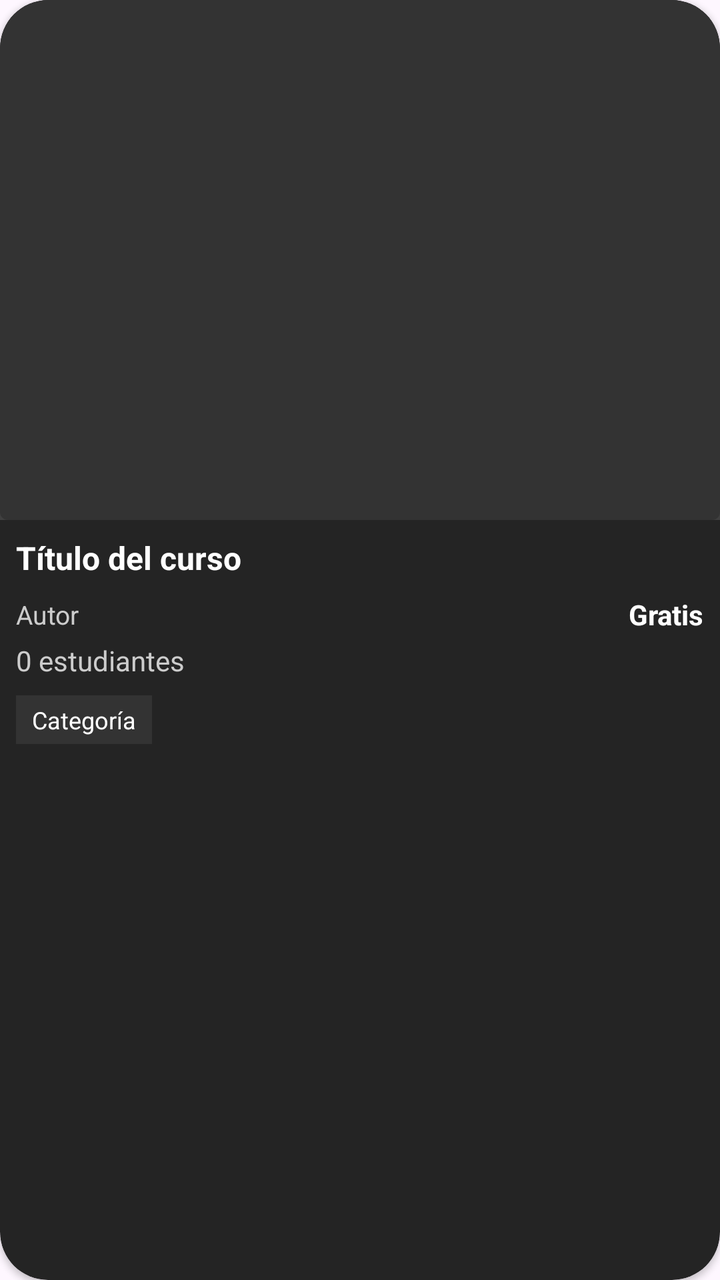
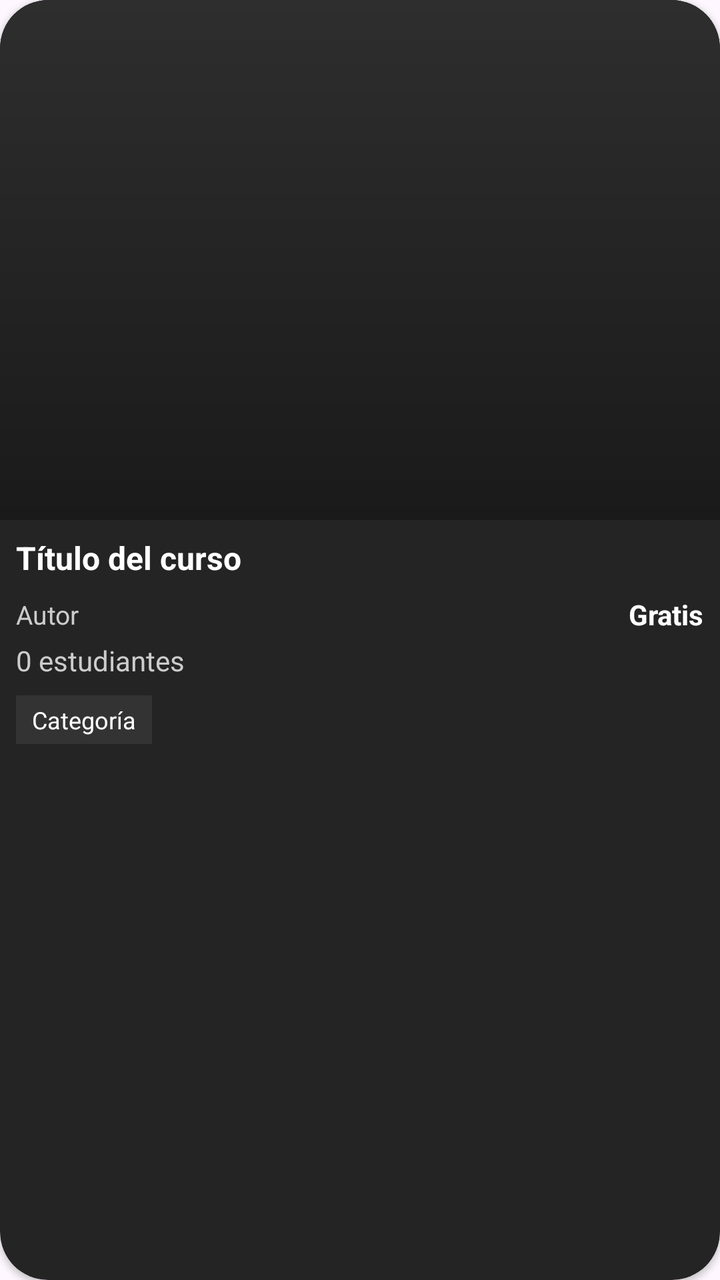

Two renders of the same Android screen: before a commit and after it. Below are the layout's source before the change and the commit's diff.
<!-- AndroidManifest.xml: application theme Theme.CourseV -->
<!-- res/layout/item_created_course.xml -->
<?xml version="1.0" encoding="utf-8"?>
<androidx.cardview.widget.CardView xmlns:android="http://schemas.android.com/apk/res/android"
    xmlns:app="http://schemas.android.com/apk/res-auto"
    android:layout_width="match_parent"
    android:layout_height="wrap_content"
    android:layout_marginBottom="16dp"
    app:cardBackgroundColor="#242424"
    app:cardCornerRadius="24dp">

    <LinearLayout
        android:layout_width="match_parent"
        android:layout_height="wrap_content"
        android:orientation="vertical">        
        <FrameLayout
            android:layout_width="match_parent"
            android:layout_height="260dp"
            android:background="@drawable/rounded_image_background"
            android:clipToOutline="true">

            
            <ImageView
                android:id="@+id/courseVideoThumbnail"
                android:layout_width="match_parent"
                android:layout_height="match_parent"
                android:scaleType="centerCrop"
                android:src="@drawable/placeholder_image"
                android:contentDescription="Miniatura del curso" />

            
            <VideoView
                android:id="@+id/courseVideoView"
                android:layout_width="match_parent"
                android:layout_height="match_parent"
                android:visibility="gone" />

            
            <LinearLayout
                android:id="@+id/courseMenuContainer"
                android:layout_width="wrap_content"
                android:layout_height="wrap_content"
                android:layout_gravity="top|end"
                android:layout_margin="6dp"
                android:orientation="horizontal"
                android:background="@drawable/menu_button_container_background"
                android:paddingStart="8dp"
                android:paddingTop="4dp"
                android:paddingEnd="8dp"
                android:paddingBottom="4dp"
                android:elevation="12dp"
                android:visibility="gone">

                <TextView
                    android:id="@+id/menuLabelText"
                    android:layout_width="wrap_content"
                    android:layout_height="wrap_content"
                    android:text="Opciones"
                    android:textColor="#FFFFFF"
                    android:textSize="12sp"
                    android:layout_gravity="center_vertical"
                    android:layout_marginEnd="4dp"
                    android:fontFamily="sans-serif-medium" />

                <ImageView
                    android:id="@+id/courseMenuButton"
                    android:layout_width="32dp"
                    android:layout_height="32dp"
                    android:background="@drawable/menu_button_background_ripple"
                    android:src="@drawable/ic_more_vert"
                    android:contentDescription="Opciones del curso"
                    android:padding="6dp"
                    android:scaleType="centerInside"
                    android:clickable="true"
                    android:focusable="true"
                    app:tint="#FFFFFF" />

            </LinearLayout>

            
            <View
                android:id="@+id/menuIndicator"
                android:layout_width="8dp"
                android:layout_height="8dp"
                android:layout_gravity="top|end"
                android:layout_marginTop="2dp"
                android:layout_marginEnd="2dp"
                android:background="@drawable/menu_indicator_glow"
                android:elevation="15dp"
                android:visibility="gone" />

        </FrameLayout>        
        <TextView
            android:id="@+id/courseTitleTextView"
            android:layout_width="match_parent"
            android:layout_height="wrap_content"
            android:layout_margin="8dp"
            android:text="Título del curso"
            android:textColor="#FFFFFF"
            android:textSize="16sp"
            android:textStyle="bold"
            android:maxLines="2"
            android:ellipsize="end" />

        
        <LinearLayout
            android:layout_width="match_parent"
            android:layout_height="wrap_content"
            android:orientation="horizontal"
            android:layout_marginStart="8dp"
            android:layout_marginEnd="8dp"
            android:layout_marginBottom="4dp"
            android:gravity="center_vertical">

            <TextView
                android:id="@+id/courseAuthorTextView"
                android:layout_width="0dp"
                android:layout_height="wrap_content"
                android:layout_weight="1"
                android:text="Autor"
                android:textColor="#CCCCCC"
                android:textSize="13sp" />

            <TextView
                android:id="@+id/coursePriceTextView"
                android:layout_width="wrap_content"
                android:layout_height="wrap_content"
                android:text="Gratis"
                android:textColor="#FFFFFF"
                android:textSize="14sp"
                android:textStyle="bold" />

        </LinearLayout>

        
        <TextView
            android:id="@+id/courseStudentsTextView"
            android:layout_width="wrap_content"
            android:layout_height="wrap_content"
            android:layout_marginStart="8dp"
            android:layout_marginBottom="8dp"
            android:text="0 estudiantes"
            android:textColor="#CCCCCC"
            android:textSize="14sp" />

        
        <LinearLayout
            android:layout_width="match_parent"
            android:layout_height="wrap_content"
            android:orientation="horizontal"
            android:layout_marginStart="8dp"
            android:layout_marginEnd="8dp"
            android:layout_marginBottom="8dp"
            android:gravity="center_vertical">

            
            <TextView
                android:id="@+id/courseCategoryTextView"
                android:layout_width="wrap_content"
                android:layout_height="wrap_content"
                android:background="#333333"
                android:paddingStart="8dp"
                android:paddingTop="4dp"
                android:paddingEnd="8dp"
                android:paddingBottom="4dp"
                android:text="Categoría"
                android:textColor="#FFFFFF"
                android:textSize="12sp" />

            
            <View
                android:layout_width="0dp"
                android:layout_height="1dp"
                android:layout_weight="1" />

            
            <ImageView
                android:id="@+id/courseOptionsMenuButton"
                android:layout_width="28dp"
                android:layout_height="28dp"
                android:src="@drawable/ic_more_vert"
                android:background="?android:attr/selectableItemBackgroundBorderless"
                android:contentDescription="Opciones del curso"
                android:padding="8dp"
                android:scaleType="centerInside"
                android:clickable="true"
                android:focusable="true"
                android:visibility="gone"
                app:tint="#FFFFFF" />

        </LinearLayout>
    </LinearLayout>
</androidx.cardview.widget.CardView>
<!-- resources referenced by this layout -->
<resources>
  <!-- drawable ic_more_vert (drawable) -->
  <vector xmlns:android="http://schemas.android.com/apk/res/android"
      android:width="18dp"
      android:height="18dp"
      android:viewportWidth="24"
      android:viewportHeight="24"
      android:tint="?attr/colorOnSurface">
      <path
          android:fillColor="@android:color/white"
          android:pathData="M12,8c1.1,0 2,-0.9 2,-2s-0.9,-2 -2,-2 -2,0.9 -2,2 0.9,2 2,2zM12,10c-1.1,0 -2,0.9 -2,2s0.9,2 2,2 2,-0.9 2,-2 -0.9,-2 -2,-2zM12,16c-1.1,0 -2,0.9 -2,2s0.9,2 2,2 2,-0.9 2,-2 -0.9,-2 -2,-2z"/>
  </vector>
  <!-- drawable menu_button_background_ripple (drawable) -->
  <?xml version="1.0" encoding="utf-8"?>
  <ripple xmlns:android="http://schemas.android.com/apk/res/android"
      android:color="#40FFFFFF">
      <item>
          <shape android:shape="oval">
              <solid android:color="#40000000" />
          </shape>
      </item>
  </ripple>
  <!-- drawable menu_button_container_background (drawable) -->
  <?xml version="1.0" encoding="utf-8"?>
  <shape xmlns:android="http://schemas.android.com/apk/res/android"
      android:shape="rectangle">
      <solid android:color="#80000000" />
      <corners android:radius="16dp" />
  </shape>
  <!-- drawable menu_indicator_glow (drawable) -->
  <?xml version="1.0" encoding="utf-8"?>
  <shape xmlns:android="http://schemas.android.com/apk/res/android"
      android:shape="oval">
      <solid android:color="#A259FF" />
  </shape>
  <!-- drawable placeholder_image (drawable) -->
  <?xml version="1.0" encoding="utf-8"?>
  <shape xmlns:android="http://schemas.android.com/apk/res/android"
      android:shape="rectangle">
      <solid android:color="#333333" />
      <corners android:radius="4dp" />
  </shape>
  <!-- drawable rounded_image_background (drawable) -->
  <?xml version="1.0" encoding="utf-8"?>
  <shape xmlns:android="http://schemas.android.com/apk/res/android"
      android:shape="rectangle">
      <solid android:color="@color/dark_image_background" />
      <corners 
          android:topLeftRadius="24dp"
          android:topRightRadius="24dp"
          android:bottomLeftRadius="0dp"
          android:bottomRightRadius="0dp" />
  </shape>
  <style name="Theme.CourseV" parent="Base.Theme.CourseV" />
  <color name="dark_image_background">#404040</color>
  <style name="Base.Theme.CourseV" parent="Theme.Material3.DayNight.NoActionBar">
          
          
      </style>
</resources>

<!-- the commit's change to res/layout/item_created_course.xml (unified diff, before → after) -->
@@ -23,7 +23,7 @@
                 android:layout_width="match_parent"
                 android:layout_height="match_parent"
                 android:scaleType="centerCrop"
-                android:src="@drawable/placeholder_image"
+                android:src="@drawable/bg_course_placeholder_card"
                 android:contentDescription="Miniatura del curso" />
 
             
<!-- resource entries referenced after the edit -->
@@ -1,5 +1,18 @@
 <!-- resources referenced by this layout -->
 <resources>
+  <!-- drawable bg_course_placeholder_card (drawable) -->
+  <?xml version="1.0" encoding="utf-8"?>
+  <shape xmlns:android="http://schemas.android.com/apk/res/android"
+      android:shape="rectangle">
+      <corners android:radius="20dp" />
+      <gradient
+          android:startColor="#2e2e2e"
+          android:endColor="#1a1a1a"
+          android:angle="270" />
+      <size
+          android:width="320dp"
+          android:height="180dp" />
+  </shape>
   <!-- drawable ic_more_vert (drawable) -->
   <vector xmlns:android="http://schemas.android.com/apk/res/android"
       android:width="18dp"
@@ -34,13 +47,6 @@
       android:shape="oval">
       <solid android:color="#A259FF" />
   </shape>
-  <!-- drawable placeholder_image (drawable) -->
-  <?xml version="1.0" encoding="utf-8"?>
-  <shape xmlns:android="http://schemas.android.com/apk/res/android"
-      android:shape="rectangle">
-      <solid android:color="#333333" />
-      <corners android:radius="4dp" />
-  </shape>
   <!-- drawable rounded_image_background (drawable) -->
   <?xml version="1.0" encoding="utf-8"?>
   <shape xmlns:android="http://schemas.android.com/apk/res/android"
